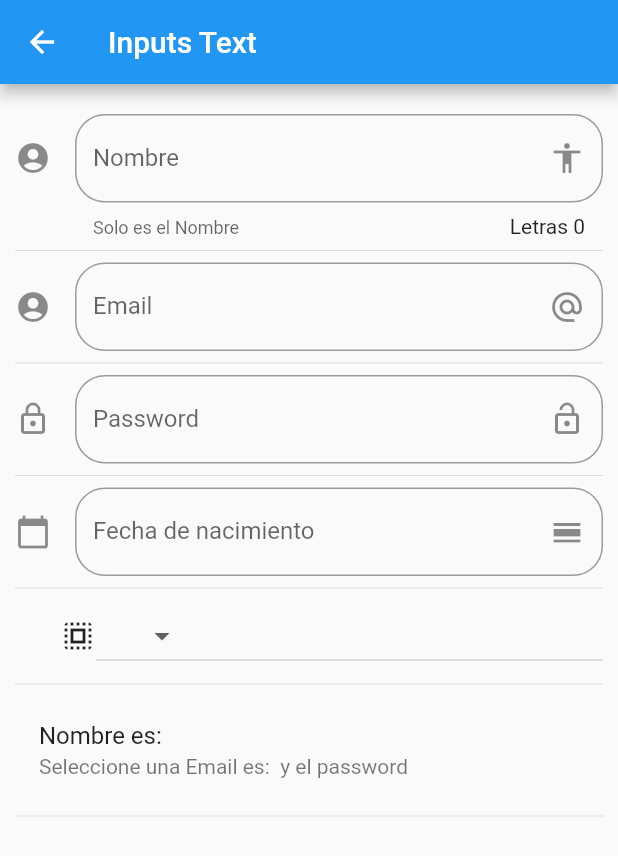
After one commit to bjavier9/fluter-dart, a Flutter app: the InputPage screen opened by its route, on a phone screen of 412 x 824 dp. The commit adds this screen. Shown: the top 856 px of the screen. Run offline on Flutter 3.47's test engine with Material 2 defaults, Android fonts, the phone set to English and light mode, and no system bars; network calls fail.

Commit message:
flutter final componentes

```diff
--- /dev/null
+++ b/Flutter-1/componentes/lib/src/pages/Input_page.dart
@@ -0,0 +1,194 @@
+
+import 'package:flutter/material.dart';
+
+class InputPage extends StatefulWidget {
+  @override
+  _InputPageState createState() => _InputPageState();
+}
+
+class _InputPageState extends State<InputPage> {
+
+String _nombre='';
+String _email='';
+String _password='';
+String _calendario='';
+String _optSelecionada='Seleccione una';
+TextEditingController _inputFieldDateController = new TextEditingController();
+List _poderes =['Controladora','loca','bandida','fea'];
+  @override
+  Widget build(BuildContext context) {
+    return Scaffold(
+      appBar: AppBar(
+        title: Text('Inputs Text'),
+      ),
+      body: ListView(
+        padding: EdgeInsets.symmetric(horizontal: 10.0, vertical:20.0 ),
+        children: <Widget>[
+          _crearInput(),
+          Divider(),
+          _crearEmail(),
+          Divider(),
+           _crearPassword(),
+           Divider(),
+           _crearFecha(context),
+           Divider(),
+           _crearDropDown(),
+           Divider(),
+          _crearPersona(),
+          Divider()
+        ],
+      ),
+    );
+  }
+
+Widget _crearInput(){
+  return TextField(
+// autofocus: true,
+  textCapitalization: TextCapitalization.sentences,
+  decoration: InputDecoration(
+    border: OutlineInputBorder(borderRadius: BorderRadius.circular(20.0)),
+    counter: Text('Letras ${_nombre==null ? '0' :_nombre.length}'),
+    hintText: 'Nombre de la persona',
+    labelText: 'Nombre',
+    helperText: 'Solo es el Nombre',
+    suffixIcon: Icon(Icons.accessibility),
+    icon: Icon(Icons.account_circle)
+  ),
+  onChanged: (valor){
+    setState(() {
+       _nombre = valor;
+    });
+  },
+  );
+}
+
+
+Widget _crearEmail(){
+return TextField(
+// autofocus: true,
+ keyboardType: TextInputType.emailAddress,
+  decoration: InputDecoration(
+    border: OutlineInputBorder(borderRadius: BorderRadius.circular(20.0)),
+    hintText: 'Email',
+    labelText: 'Email',
+    suffixIcon: Icon(Icons.alternate_email),
+    icon: Icon(Icons.account_circle)
+  ),
+  onChanged: (valor){
+    setState(() {
+       _email = valor;
+    });
+  },
+  );
+}
+
+Widget  _crearPassword(){
+  return TextField(
+// autofocus: true,
+ obscureText: true,
+  decoration: InputDecoration(
+    border: OutlineInputBorder(borderRadius: BorderRadius.circular(20.0)),
+    hintText: 'Password',
+    labelText: 'Password',
+    suffixIcon: Icon(Icons.lock_open),
+    icon: Icon(Icons.lock_outline)
+  ),
+  onChanged: (valor){
+    setState(() {
+       _password = valor;
+    });
+  },
+  );
+}
+Widget _crearPersona(){
+  return ListTile(
+    title:Text(_nombre==null ? '' :'Nombre es: $_nombre'),
+    subtitle:Text(_email==null ? '' :'$_optSelecionada Email es: $_email y el password $_password') ,
+
+  );
+}
+
+List<DropdownMenuItem<String>> getOpcionesDropdown(){
+  List<DropdownMenuItem<String>> lista = new List();
+  _poderes.forEach((poder){
+    lista.add(
+      DropdownMenuItem(
+        child: Text(poder),
+        value: poder
+        )
+    );
+  });
+  return lista;
+}
+Widget  _crearDropDown(){
+
+  return Row(
+    children: <Widget>[
+      SizedBox(width: 30.0,),
+      Icon(Icons.select_all),
+      Expanded(
+        child: DropdownButton(
+
+    items:<String>['One', 'Two', 'Free', 'Four']
+      .map<DropdownMenuItem<String>>((String value) {
+        return DropdownMenuItem<String>(
+          value: value,
+          child: Text(value),
+        );
+      })
+      .toList(),
+
+    onChanged: (String value){
+      setState(() {
+        _optSelecionada = value.toString();
+      });
+
+    },
+  )
+
+      )
+      ,
+    ],
+  );
+
+
+}
+
+
+Widget _crearFecha( BuildContext context){
+  return TextField(
+// autofocus: true,
+
+enableInteractiveSelection: false,
+controller:_inputFieldDateController,
+  decoration: InputDecoration(
+    border: OutlineInputBorder(borderRadius: BorderRadius.circular(20.0)),
+    hintText: 'Fecha de nacimiento',
+    labelText: 'Fecha de nacimiento',
+    suffixIcon: Icon(Icons.calendar_view_day),
+    icon: Icon(Icons.calendar_today)
+  ),
+  onTap: (){
+   FocusScope.of(context).requestFocus(new FocusNode());
+   _selectDay(context);
+  },
+  );
+}
+
+_selectDay(BuildContext context) async{
+  DateTime picket = await showDatePicker(
+    context: context,
+    initialDate: new DateTime.now(),
+    firstDate: new DateTime(2019),
+    lastDate: new DateTime(2025),
+    locale: Locale('es','ES')
+  );
+  if(picket != null){
+    setState(() {
+      _calendario= picket.toString();
+      _inputFieldDateController.text= _calendario;
+    });
+  }
+}
+
+}
--- a/Flutter-1/componentes/lib/src/utils/icono_string_utils.dart
+++ b/Flutter-1/componentes/lib/src/utils/icono_string_utils.dart
@@ -2,7 +2,11 @@ import 'package:flutter/material.dart';
 final _icons = <String, IconData>{
  'add_alert':Icons.add_alert,
  'accessibility':Icons.accessibility,
- 'folder_open':Icons.folder_open
+ 'folder_open':Icons.folder_open,
+ 'donut_large':Icons.donut_large,
+  'input':Icons.input,
+  'list':Icons.filter_list,
+  'slider':Icons.tune
 
 };
 
--- a/Flutter-1/componentes/pubspec.yaml
+++ b/Flutter-1/componentes/pubspec.yaml
@@ -18,6 +18,10 @@ environment:
 
 dependencies:
   flutter:
+    sdk: flutter
+
+
+  flutter_localizations:
     sdk: flutter
 
   # The following adds the Cupertino Icons font to your application.
```
Also changed, not shown: Flutter-1/componentes/data/menu_opts.json (+20 -0 lines), Flutter-1/componentes/lib/main.dart (+10 -0 lines), Flutter-1/componentes/lib/src/pages/animated_page.dart (added, +61 -0 lines), Flutter-1/componentes/lib/src/pages/avatar_page.dart (+27 -2 lines), Flutter-1/componentes/lib/src/pages/listview_page.dart (added, +140 -0 lines), Flutter-1/componentes/lib/src/pages/slider_page.dart (added, +93 -0 lines), Flutter-1/componentes/lib/src/routes/routes.dart (+9 -1 lines).
